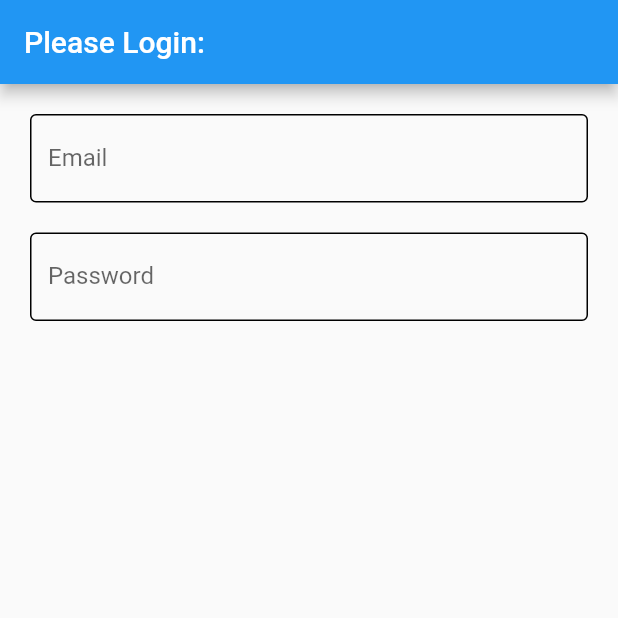
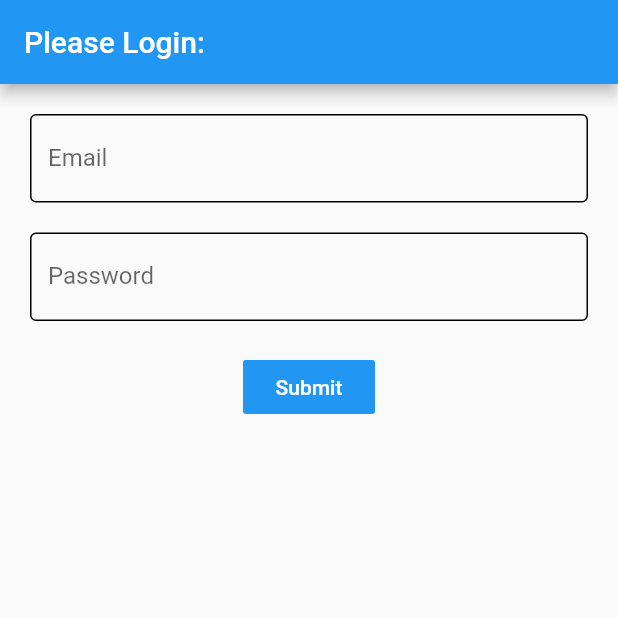
Before and after one commit to Ruzo/dart_flutter_complete, a Flutter app: the screen it shows after launch, on a phone screen of 412 x 824 dp, the top half of it. Run offline on Flutter 3.47's test engine with Material 2 defaults, Android fonts, the phone set to English and light mode, and no system bars.

Commit message:
Single Global Instance BLOC

```diff
--- a/login_screen_bloc/lib/screens/login_screen.dart
+++ b/login_screen_bloc/lib/screens/login_screen.dart
@@ -1,4 +1,5 @@
 import 'package:flutter/material.dart';
+import '../blocs/bloc.dart';
 
 class LoginScreen extends StatelessWidget {
   @override
@@ -7,10 +8,10 @@ class LoginScreen extends StatelessWidget {
       child: Column(
         children: <Widget>[
           emailField(),
-          Padding(
-            padding: EdgeInsets.all(10),
-          ),
+          Padding(padding: EdgeInsets.all(10)),
           passwordField(),
+          Padding(padding: EdgeInsets.all(10)),
+          submitButton(),
         ],
       ),
     );
@@ -18,21 +19,44 @@ class LoginScreen extends StatelessWidget {
 }
 
 Widget emailField() {
+  return StreamBuilder<String>(
+      stream: bloc.emailStream,
+      builder: (context, snapshot) {
         return TextField(
           decoration: InputDecoration(
             labelText: 'Email',
             hintText: 'you@example',
+            errorText: snapshot.error,
             enabledBorder: OutlineInputBorder(),
+            focusedBorder: OutlineInputBorder(),
           ),
+          onChanged: bloc.addToEmail,
         );
+      });
 }
 
 Widget passwordField() {
+  return StreamBuilder<String>(
+      stream: bloc.passwordStream,
+      builder: (context, snapshot) {
         return TextField(
           decoration: InputDecoration(
             labelText: 'Password',
-      hintText: 'Not 123456, abcdef or password',
+            hintText: 'Say no to 123456, abcdef, password, etc...',
+            errorText: snapshot.error,
             enabledBorder: OutlineInputBorder(),
+            focusedBorder: OutlineInputBorder(),
           ),
+          onChanged: bloc.addToPassword,
+        );
+      });
+}
+
+Widget submitButton() {
+  return FlatButton(
+    child: Text('Submit'),
+    color: Colors.blue,
+    textColor: Colors.white,
+    onPressed: () => {},
   );
 }
```
Also changed, not shown: login_screen_bloc/lib/blocs/bloc.dart (added, +22 -0 lines), login_screen_bloc/lib/mixins/validators.dart (added, +19 -0 lines), 1 other file. Lines whose indentation alone changed are shown as unchanged.
